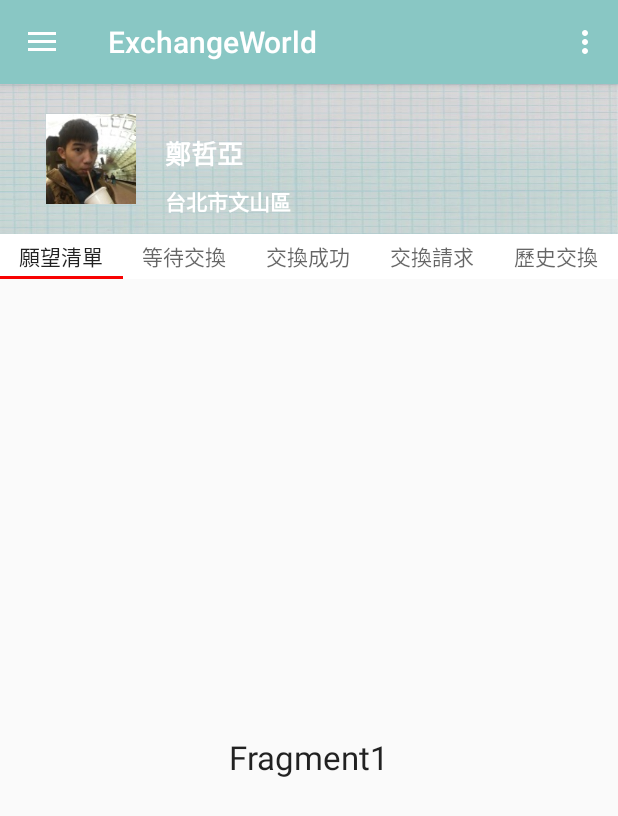
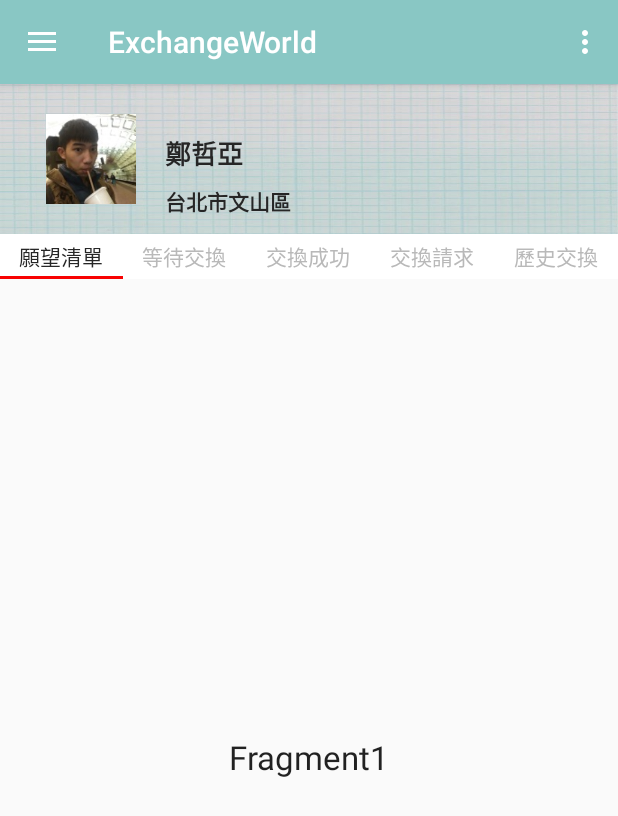
Before and after one commit to ExchangeWorld/ExchangeWorld-android, an Android app: the screen it shows after launch (MainActivity), in the side drawer, after a tap on "個人頁面", on a phone screen of 412 x 824 dp. Shown: the top 816 px of the screen. Run offline under Robolectric (Android 15) with nearby library versions, the phone set to English and light mode, and no system bars.

Commit message:
change tab style (change text color)

```diff
--- a/ExchangeWorld/app/src/main/res/layout/fragment_mypage.xml
+++ b/ExchangeWorld/app/src/main/res/layout/fragment_mypage.xml
@@ -22,14 +22,14 @@
                 android:layout_height="wrap_content"
                 android:text="鄭哲亞"
                 android:textSize="17sp"
-                android:textColor="#fff"
                 android:textStyle="bold"
                 android:paddingBottom="8dp"
                 android:layout_marginLeft="110dp"
                 android:layout_marginStart="110dp"
                 android:layout_centerVertical="true"
                 android:layout_alignParentLeft="true"
-                android:layout_alignParentStart="true" />
+                android:layout_alignParentStart="true"
+                style="@style/mTextStyle"/>
 
             <TextView
                 android:id="@+id/textView5"
@@ -37,12 +37,12 @@
                 android:layout_height="wrap_content"
                 android:text="台北市文山區"
                 android:textSize="14sp"
-                android:textColor="#fff"
                 android:textStyle="bold"
                 android:paddingBottom="8dp"
                 android:layout_below="@+id/textView4"
                 android:layout_alignLeft="@+id/textView4"
-                android:layout_alignStart="@+id/textView4" />
+                android:layout_alignStart="@+id/textView4"
+                style="@style/mTextStyle"/>
 
             <ImageView
                 android:layout_width="60dp"
@@ -69,7 +69,8 @@
                 android:background="#FFFF"
                 android:layout_alignParentTop="true"
                 android:layout_alignParentLeft="true"
-                android:layout_alignParentStart="true" />
+                android:layout_alignParentStart="true"
+                style="@style/MyCustomTabLayout"/>
 
             <android.support.v4.view.ViewPager
                 android:layout_width="wrap_content"
--- a/ExchangeWorld/app/src/main/res/layout/fragment_tab.xml
+++ b/ExchangeWorld/app/src/main/res/layout/fragment_tab.xml
@@ -18,7 +18,8 @@
             android:background="#FFFF"
             android:layout_alignParentTop="true"
             android:layout_alignParentLeft="true"
-            android:layout_alignParentStart="true" />
+            android:layout_alignParentStart="true"
+            style="@style/MyCustomTabLayout"/>
 
         <android.support.v4.view.ViewPager
             android:layout_width="wrap_content"
--- a/ExchangeWorld/app/src/main/res/values/styles.xml
+++ b/ExchangeWorld/app/src/main/res/values/styles.xml
@@ -17,4 +17,18 @@
 
     <style name="AppTheme.PopupOverlay" parent="ThemeOverlay.AppCompat.Light" />
 
+    <style name="mTextStyle">
+        <item name="android:textColor">@color/textColor</item>
+    </style>
+
+    <style name="MyCustomTabLayout" parent="Widget.Design.TabLayout">
+        <item name="tabTextAppearance">@style/MyCustomTabText</item>
+        <item name="tabSelectedTextColor">@color/textColor</item>
+    </style>
+
+    <style name="MyCustomTabText" parent="TextAppearance.AppCompat.Button">
+        <item name="android:textSize">14sp</item>
+        <item name="android:textColor">#FFB9B9B9</item>
+    </style>
+
 </resources>
```
Also changed, not shown: ExchangeWorld/app/src/main/res/layout/nav_header_main.xml (+4 -4 lines).
